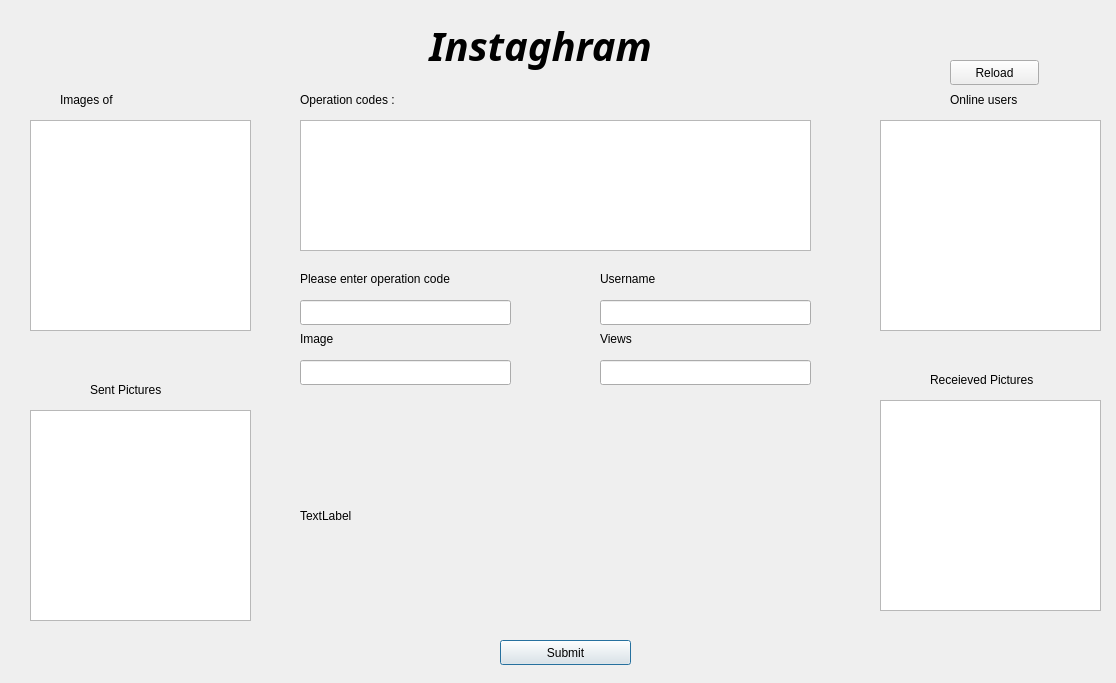
The window that home.ui (karimmady/DIST) describes before a commit, drawn with Qt 5.
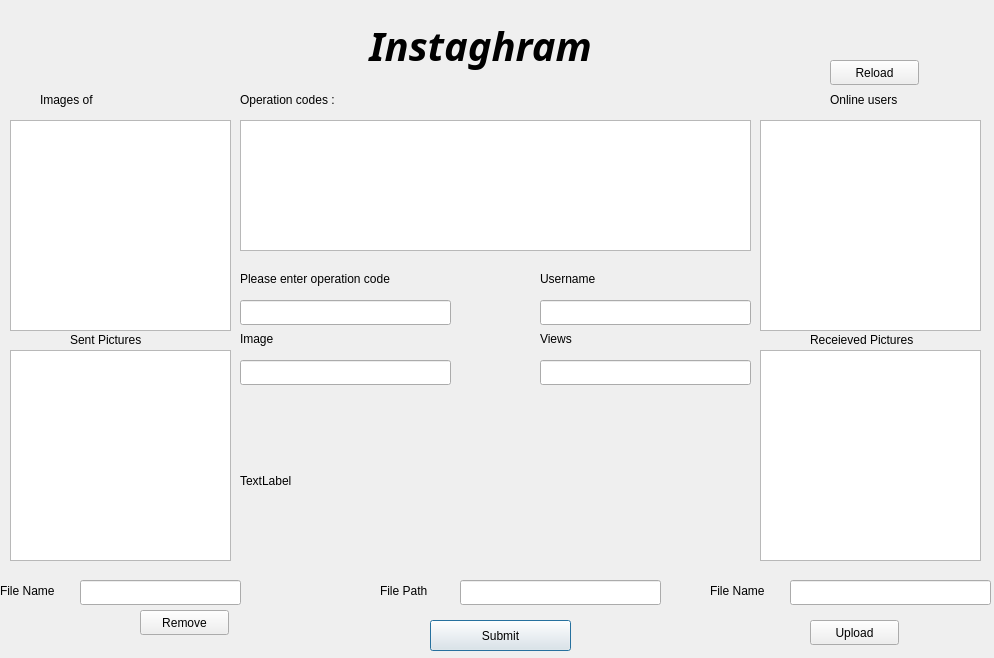
The same window after the commit.

The edit to the form file:
```diff
--- a/home.ui
+++ b/home.ui
@@ -6,8 +6,8 @@
    <rect>
     <x>0</x>
     <y>0</y>
-    <width>1116</width>
-    <height>683</height>
+    <width>994</width>
+    <height>658</height>
    </rect>
   </property>
   <property name="windowTitle">
@@ -16,7 +16,7 @@
   <widget class="QListWidget" name="imagesofuser">
    <property name="geometry">
     <rect>
-     <x>30</x>
+     <x>10</x>
      <y>120</y>
      <width>221</width>
      <height>211</height>
@@ -26,7 +26,7 @@
   <widget class="QListWidget" name="users">
    <property name="geometry">
     <rect>
-     <x>880</x>
+     <x>760</x>
      <y>120</y>
      <width>221</width>
      <height>211</height>
@@ -36,7 +36,7 @@
   <widget class="QLabel" name="label">
    <property name="geometry">
     <rect>
-     <x>380</x>
+     <x>320</x>
      <y>20</y>
      <width>321</width>
      <height>51</height>
@@ -61,7 +61,7 @@
   <widget class="QListWidget" name="opcodes">
    <property name="geometry">
     <rect>
-     <x>300</x>
+     <x>240</x>
      <y>120</y>
      <width>511</width>
      <height>131</height>
@@ -71,7 +71,7 @@
   <widget class="QLabel" name="label_2">
    <property name="geometry">
     <rect>
-     <x>300</x>
+     <x>240</x>
      <y>90</y>
      <width>261</width>
      <height>20</height>
@@ -84,7 +84,7 @@
   <widget class="QLabel" name="label_3">
    <property name="geometry">
     <rect>
-     <x>300</x>
+     <x>240</x>
      <y>270</y>
      <width>201</width>
      <height>17</height>
@@ -97,7 +97,7 @@
   <widget class="QLineEdit" name="op">
    <property name="geometry">
     <rect>
-     <x>300</x>
+     <x>240</x>
      <y>300</y>
      <width>211</width>
      <height>25</height>
@@ -107,7 +107,7 @@
   <widget class="QLabel" name="label_4">
    <property name="geometry">
     <rect>
-     <x>60</x>
+     <x>40</x>
      <y>90</y>
      <width>91</width>
      <height>20</height>
@@ -120,7 +120,7 @@
   <widget class="QLabel" name="label_5">
    <property name="geometry">
     <rect>
-     <x>950</x>
+     <x>830</x>
      <y>90</y>
      <width>101</width>
      <height>20</height>
@@ -133,10 +133,10 @@
   <widget class="QPushButton" name="submit">
    <property name="geometry">
     <rect>
-     <x>500</x>
-     <y>640</y>
-     <width>131</width>
-     <height>25</height>
+     <x>430</x>
+     <y>620</y>
+     <width>141</width>
+     <height>31</height>
     </rect>
    </property>
    <property name="text">
@@ -146,7 +146,7 @@
   <widget class="QLineEdit" name="username">
    <property name="geometry">
     <rect>
-     <x>600</x>
+     <x>540</x>
      <y>300</y>
      <width>211</width>
      <height>25</height>
@@ -156,7 +156,7 @@
   <widget class="QLabel" name="label_6">
    <property name="geometry">
     <rect>
-     <x>600</x>
+     <x>540</x>
      <y>270</y>
      <width>81</width>
      <height>17</height>
@@ -169,7 +169,7 @@
   <widget class="QLabel" name="label_7">
    <property name="geometry">
     <rect>
-     <x>300</x>
+     <x>240</x>
      <y>330</y>
      <width>81</width>
      <height>17</height>
@@ -182,7 +182,7 @@
   <widget class="QLineEdit" name="Image">
    <property name="geometry">
     <rect>
-     <x>300</x>
+     <x>240</x>
      <y>360</y>
      <width>211</width>
      <height>25</height>
@@ -192,7 +192,7 @@
   <widget class="QLineEdit" name="Views">
    <property name="geometry">
     <rect>
-     <x>600</x>
+     <x>540</x>
      <y>360</y>
      <width>211</width>
      <height>25</height>
@@ -202,7 +202,7 @@
   <widget class="QLabel" name="label_8">
    <property name="geometry">
     <rect>
-     <x>600</x>
+     <x>540</x>
      <y>330</y>
      <width>81</width>
      <height>17</height>
@@ -215,10 +215,10 @@
   <widget class="QLabel" name="pic">
    <property name="geometry">
     <rect>
-     <x>300</x>
+     <x>240</x>
      <y>410</y>
      <width>511</width>
-     <height>211</height>
+     <height>141</height>
     </rect>
    </property>
    <property name="text">
@@ -228,7 +228,7 @@
   <widget class="QPushButton" name="reload">
    <property name="geometry">
     <rect>
-     <x>950</x>
+     <x>830</x>
      <y>60</y>
      <width>89</width>
      <height>25</height>
@@ -241,7 +241,7 @@
   <widget class="QLabel" name="nameofowner">
    <property name="geometry">
     <rect>
-     <x>130</x>
+     <x>110</x>
      <y>90</y>
      <width>71</width>
      <height>20</height>
@@ -254,8 +254,8 @@
   <widget class="QListWidget" name="sent">
    <property name="geometry">
     <rect>
-     <x>30</x>
-     <y>410</y>
+     <x>10</x>
+     <y>350</y>
      <width>221</width>
      <height>211</height>
     </rect>
@@ -264,8 +264,8 @@
   <widget class="QLabel" name="label_9">
    <property name="geometry">
     <rect>
-     <x>90</x>
-     <y>380</y>
+     <x>70</x>
+     <y>330</y>
      <width>101</width>
      <height>20</height>
     </rect>
@@ -277,8 +277,8 @@
   <widget class="QListWidget" name="rec">
    <property name="geometry">
     <rect>
-     <x>880</x>
-     <y>400</y>
+     <x>760</x>
+     <y>350</y>
      <width>221</width>
      <height>211</height>
     </rect>
@@ -287,8 +287,8 @@
   <widget class="QLabel" name="label_10">
    <property name="geometry">
     <rect>
-     <x>930</x>
-     <y>370</y>
+     <x>810</x>
+     <y>330</y>
      <width>141</width>
      <height>20</height>
     </rect>
@@ -297,6 +297,107 @@
     <string>Receieved Pictures</string>
    </property>
   </widget>
+  <widget class="QPushButton" name="upload">
+   <property name="geometry">
+    <rect>
+     <x>810</x>
+     <y>620</y>
+     <width>89</width>
+     <height>25</height>
+    </rect>
+   </property>
+   <property name="text">
+    <string>Upload</string>
+   </property>
+  </widget>
+  <widget class="QLineEdit" name="filepath">
+   <property name="geometry">
+    <rect>
+     <x>460</x>
+     <y>580</y>
+     <width>201</width>
+     <height>25</height>
+    </rect>
+   </property>
+   <property name="text">
+    <string/>
+   </property>
+  </widget>
+  <widget class="QLabel" name="label_11">
+   <property name="geometry">
+    <rect>
+     <x>380</x>
+     <y>580</y>
+     <width>67</width>
+     <height>21</height>
+    </rect>
+   </property>
+   <property name="text">
+    <string>File Path</string>
+   </property>
+  </widget>
+  <widget class="QLabel" name="label_12">
+   <property name="geometry">
+    <rect>
+     <x>710</x>
+     <y>580</y>
+     <width>67</width>
+     <height>21</height>
+    </rect>
+   </property>
+   <property name="text">
+    <string>File Name</string>
+   </property>
+  </widget>
+  <widget class="QLineEdit" name="filename">
+   <property name="geometry">
+    <rect>
+     <x>790</x>
+     <y>580</y>
+     <width>201</width>
+     <height>25</height>
+    </rect>
+   </property>
+  </widget>
+  <widget class="QLineEdit" name="filepath_remove">
+   <property name="geometry">
+    <rect>
+     <x>80</x>
+     <y>580</y>
+     <width>161</width>
+     <height>25</height>
+    </rect>
+   </property>
+   <property name="text">
+    <string/>
+   </property>
+  </widget>
+  <widget class="QLabel" name="filelabel_remove">
+   <property name="geometry">
+    <rect>
+     <x>0</x>
+     <y>580</y>
+     <width>67</width>
+     <height>21</height>
+    </rect>
+   </property>
+   <property name="text">
+    <string>File Name</string>
+   </property>
+  </widget>
+  <widget class="QPushButton" name="remove">
+   <property name="geometry">
+    <rect>
+     <x>140</x>
+     <y>610</y>
+     <width>89</width>
+     <height>25</height>
+    </rect>
+   </property>
+   <property name="text">
+    <string>Remove</string>
+   </property>
+  </widget>
  </widget>
  <resources/>
  <connections/>
```
